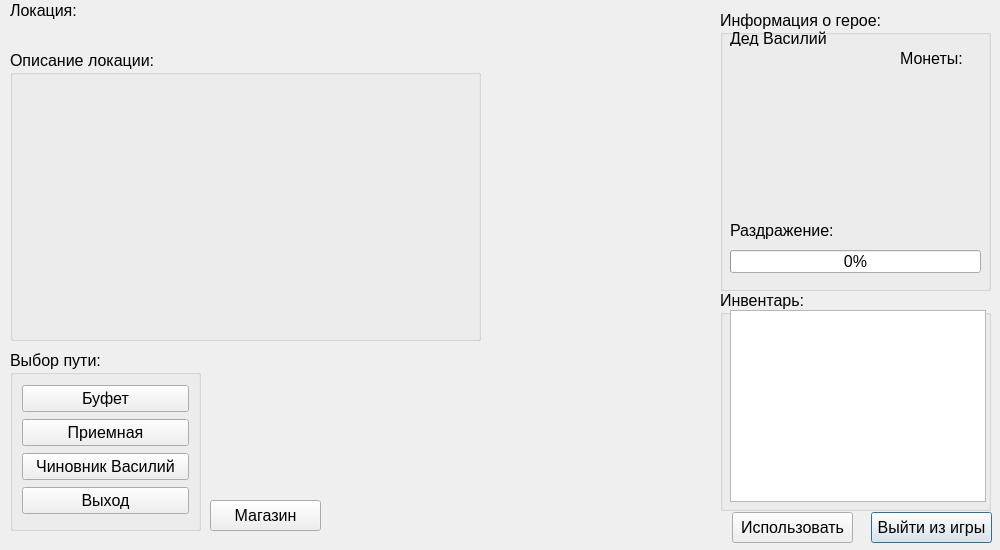
Before: the Qt Designer form gamemainwindow.ui in adildikov/Game_QT, drawn with Qt 5.
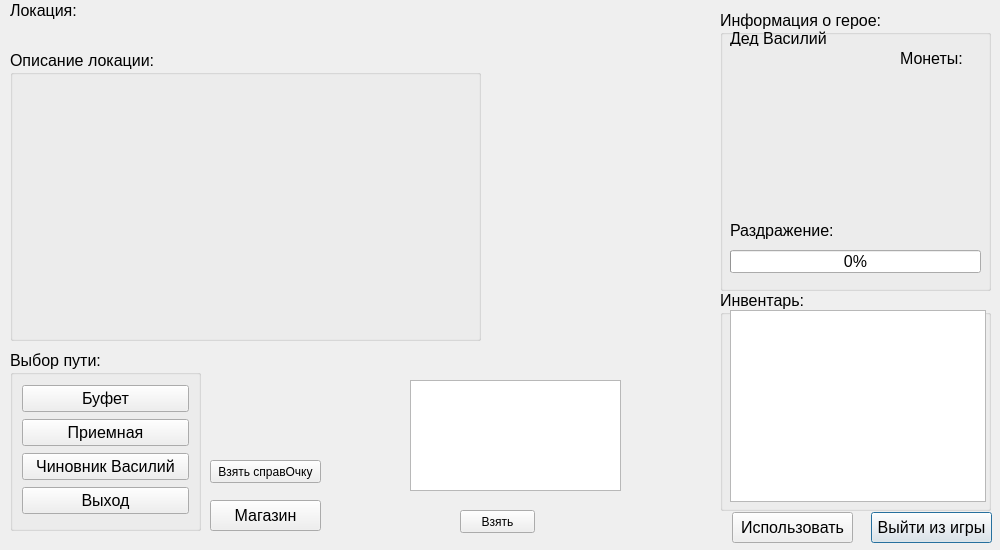
After: the same form once the commit is applied. Icons and pictures are not drawn.

```diff
--- a/gamemainwindow.ui
+++ b/gamemainwindow.ui
@@ -388,6 +388,42 @@
     <string>Использовать</string>
    </property>
   </widget>
+  <widget class="QPushButton" name="PeekButton">
+   <property name="geometry">
+    <rect>
+     <x>460</x>
+     <y>510</y>
+     <width>75</width>
+     <height>23</height>
+    </rect>
+   </property>
+   <property name="text">
+    <string>Взять</string>
+   </property>
+  </widget>
+  <widget class="QListWidget" name="ItemsOnFloor">
+   <property name="geometry">
+    <rect>
+     <x>410</x>
+     <y>380</y>
+     <width>211</width>
+     <height>111</height>
+    </rect>
+   </property>
+  </widget>
+  <widget class="QPushButton" name="getDocument">
+   <property name="geometry">
+    <rect>
+     <x>210</x>
+     <y>460</y>
+     <width>111</width>
+     <height>23</height>
+    </rect>
+   </property>
+   <property name="text">
+    <string>Взять справОчку</string>
+   </property>
+  </widget>
  </widget>
  <resources/>
  <connections/>
```
